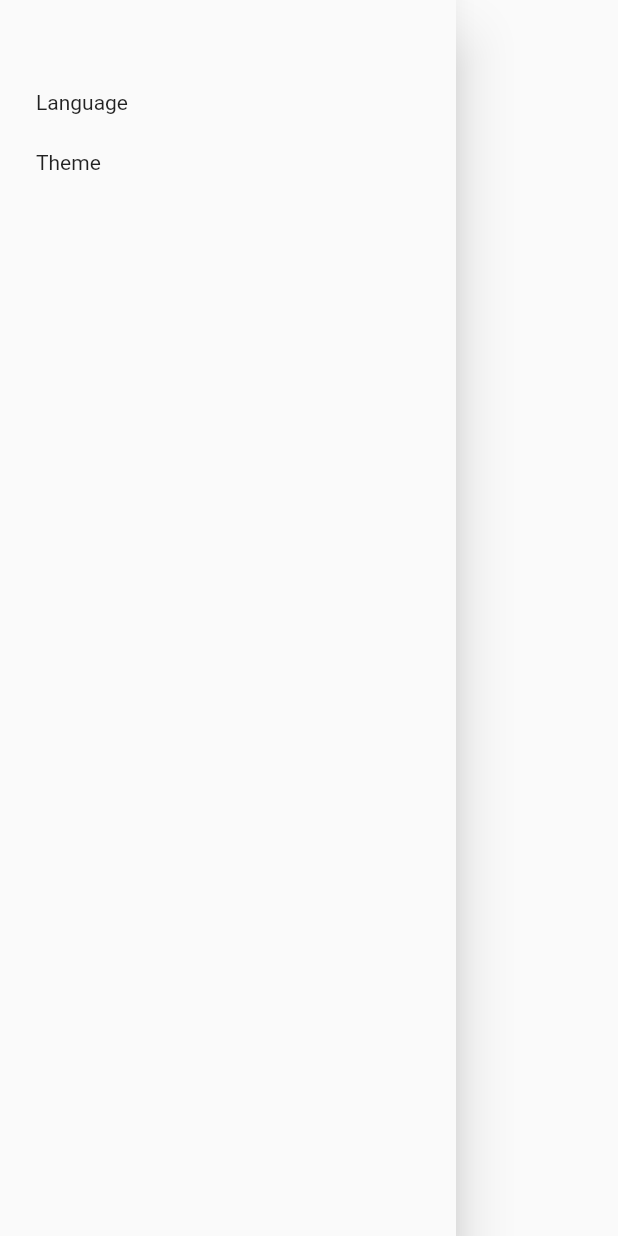
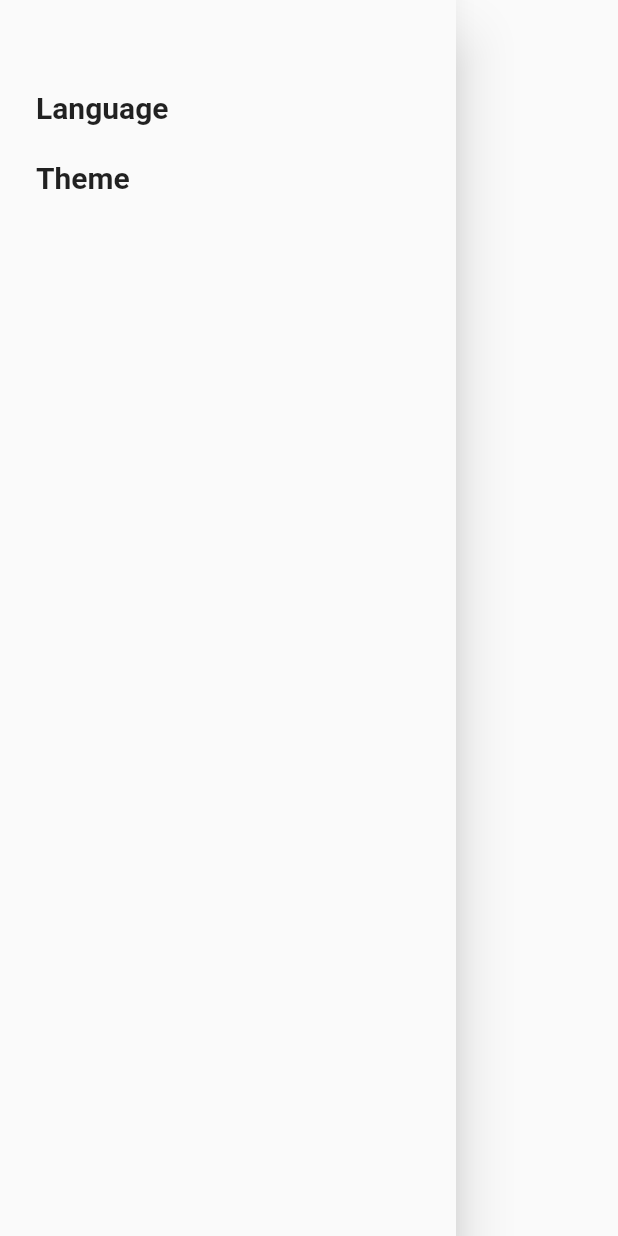
Before and after one commit to Youssef-Bassem/IslamiApp, a Flutter app: the SideMenu widget shown alone on an empty page, opened directly, on a phone screen of 412 x 824 dp. Run offline on Flutter 3.47's test engine with Material 2 defaults, Android fonts, the phone set to English and light mode, and no system bars.

Commit message:
Added settings to bottom navigation bar and added text style to setting's text

```diff
--- a/lib/SideMenu.dart
+++ b/lib/SideMenu.dart
@@ -16,7 +16,12 @@ class SideMenu extends StatelessWidget {
               },
               child: Container(
                 padding: EdgeInsets.symmetric(vertical: 12),
-                child:Text("Language"),
+                child:Text("Language",
+                  style: TextStyle(
+                    fontSize: 20,
+                    fontWeight: FontWeight.bold
+                  ),
+                ),
               ),
             ),
             InkWell(
@@ -25,7 +30,12 @@ class SideMenu extends StatelessWidget {
               },
               child:Container(
                 padding: EdgeInsets.symmetric(vertical: 12),
-                child:Text("Theme"),
+                child:Text("Theme",
+                  style: TextStyle(
+                      fontSize: 20,
+                      fontWeight: FontWeight.bold
+                  ),
+                ),
               ),
             ),
           ],
--- a/pubspec.yaml
+++ b/pubspec.yaml
@@ -23,6 +23,7 @@ environment:
 dependencies:
   flutter:
     sdk: flutter
+  provider: ^5.0.0
 
 
   # The following adds the Cupertino Icons font to your application.
```
Also changed, not shown: lib/main.dart (+10 -2 lines), pubspec.lock.
